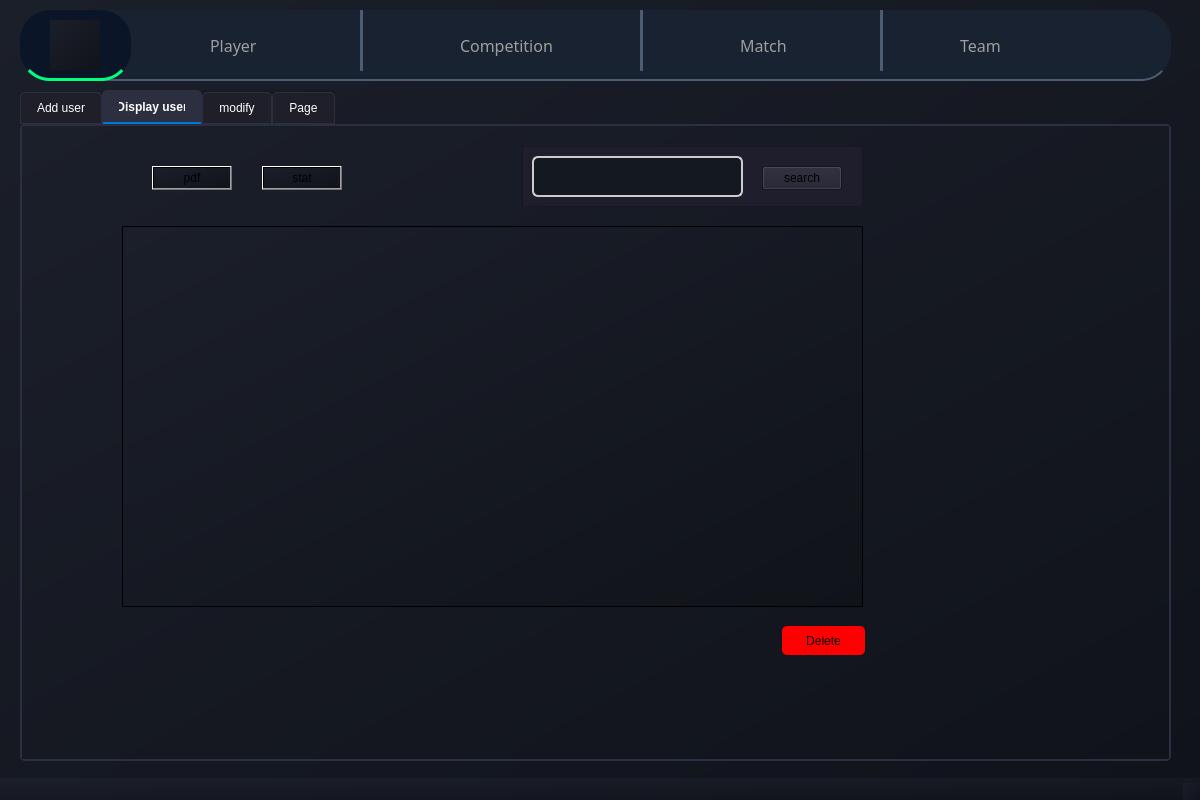
This is user.ui in Azer-khadhraoui/ALDAWRY-FOOTBALL as Qt 5 draws it before an edit. The edited form follows.
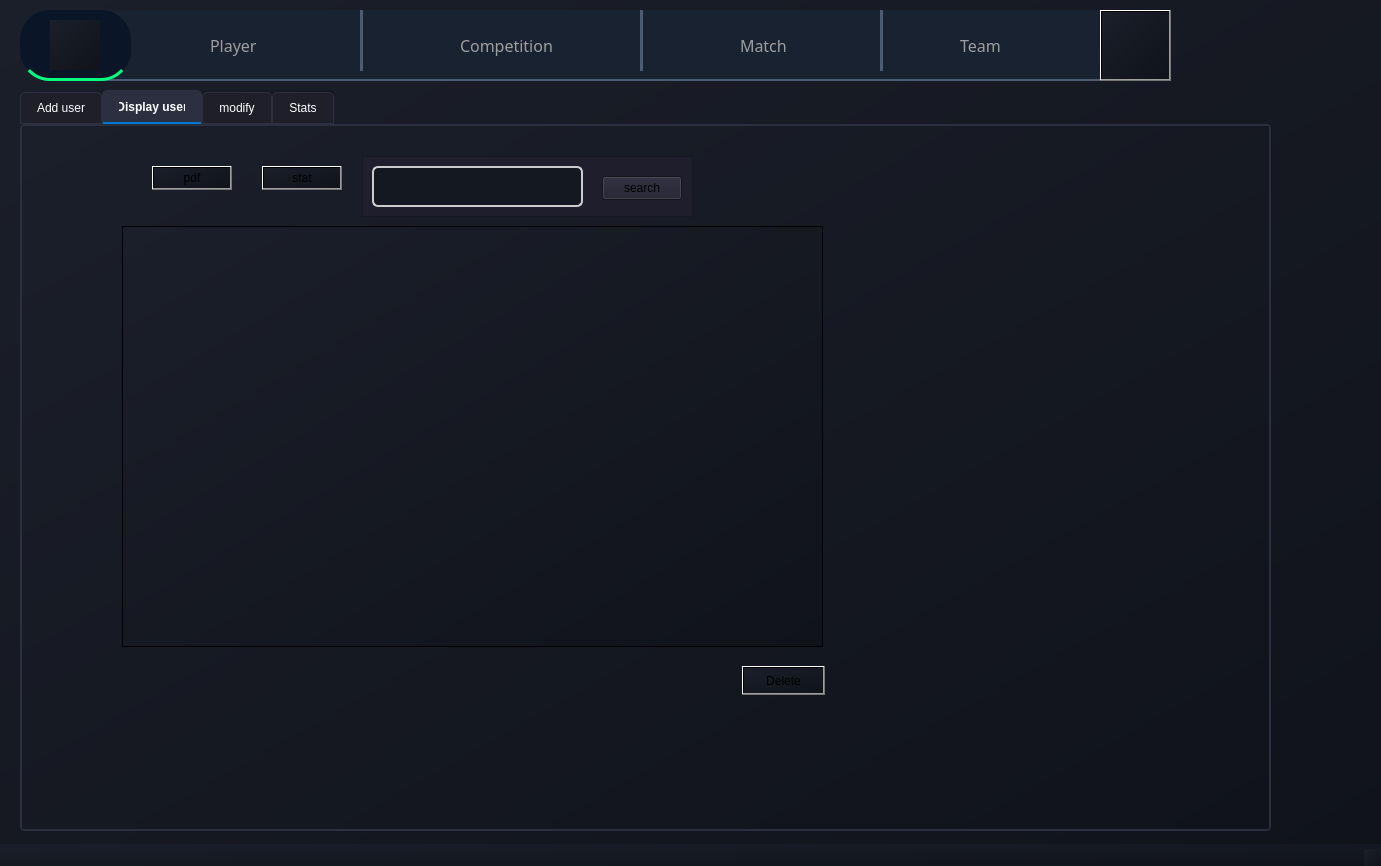
This is the edited form. The open tabs and pages were chosen to show the change. Icons and pictures are not drawn.

```diff
--- a/user.ui
+++ b/user.ui
@@ -6,8 +6,8 @@
    <rect>
     <x>0</x>
     <y>0</y>
-    <width>1200</width>
-    <height>800</height>
+    <width>1381</width>
+    <height>866</height>
    </rect>
   </property>
   <property name="windowTitle">
@@ -245,15 +245,18 @@
    <widget class="QPushButton" name="pushButton">
     <property name="geometry">
      <rect>
-      <x>1110</x>
-      <y>20</y>
-      <width>51</width>
-      <height>51</height>
+      <x>1100</x>
+      <y>10</y>
+      <width>71</width>
+      <height>71</height>
      </rect>
     </property>
     <property name="styleSheet">
-     <string notr="true">background-color: transparent;
-border-radius: 5px;</string>
+     <string notr="true">background-color: #E0E0E0; /* Changed to a lighter color (whiter shade) */
+border-radius: 35px; /* Adjusted for larger size */
+color: #FFFFFF;
+QPushButton:hover { background-color: #FFFFFF; } /* Lighter hover */
+QPushButton:pressed { background-color: #FFFFFF; } /* Lighter pressed */</string>
     </property>
     <property name="text">
      <string/>
@@ -264,8 +267,8 @@
     </property>
     <property name="iconSize">
      <size>
-      <width>16</width>
-      <height>16</height>
+      <width>24</width>
+      <height>24</height>
      </size>
     </property>
    </widget>
@@ -274,8 +277,8 @@
      <rect>
       <x>20</x>
       <y>90</y>
-      <width>1151</width>
-      <height>671</height>
+      <width>1251</width>
+      <height>741</height>
      </rect>
     </property>
     <property name="layoutDirection">
@@ -563,17 +566,17 @@
        <rect>
         <x>100</x>
         <y>100</y>
-        <width>741</width>
-        <height>381</height>
+        <width>701</width>
+        <height>421</height>
        </rect>
       </property>
      </widget>
      <widget class="QFrame" name="frame_5">
       <property name="geometry">
        <rect>
-        <x>500</x>
-        <y>20</y>
-        <width>341</width>
+        <x>340</x>
+        <y>30</y>
+        <width>331</width>
         <height>61</height>
        </rect>
       </property>
@@ -637,6 +640,15 @@
          <height>24</height>
         </rect>
        </property>
+       <property name="styleSheet">
+        <string notr="true">background-color: #0288D1;
+color: #FFFFFF;
+font-size: 12px;
+border-radius: 5px;
+padding: 6px;
+QPushButton:hover { background-color: #03A9F4; }
+QPushButton:pressed { background-color: #01579B; }</string>
+       </property>
        <property name="text">
         <string>search</string>
        </property>
@@ -645,15 +657,20 @@
      <widget class="QPushButton" name="pushButton_3">
       <property name="geometry">
        <rect>
-        <x>760</x>
-        <y>500</y>
+        <x>720</x>
+        <y>540</y>
         <width>83</width>
         <height>29</height>
        </rect>
       </property>
       <property name="styleSheet">
-       <string notr="true">background-color: rgb(255, 0, 0);
-border-radius: 5px ;</string>
+       <string notr="true">background-color: #D32F2F;
+color: #FFFFFF;
+font-size: 12px;
+border-radius: 5px;
+padding: 6px;
+QPushButton:hover { background-color: #F44336; }
+QPushButton:pressed { background-color: #B71C1C; }</string>
       </property>
       <property name="text">
        <string>Delete</string>
@@ -916,7 +933,7 @@
     </widget>
     <widget class="QWidget" name="statsWidget">
      <attribute name="title">
-      <string>Page</string>
+      <string>Stats</string>
      </attribute>
     </widget>
    </widget>
```
Left out of the diff: 74 changed lines with no effect on the pictures.
